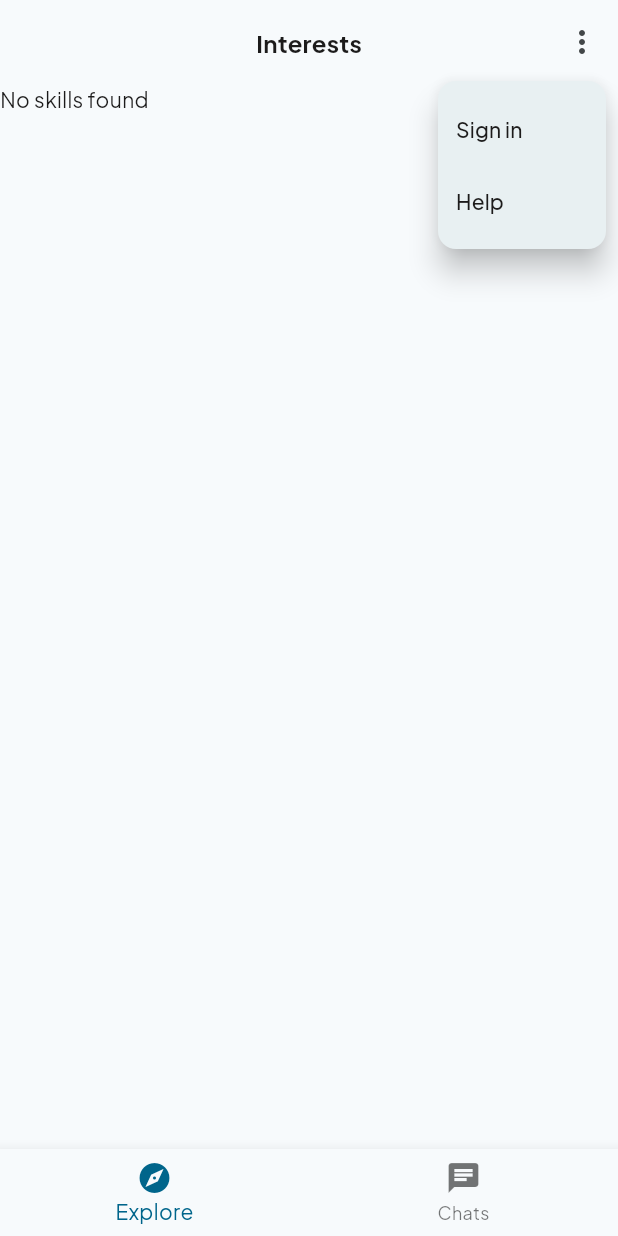
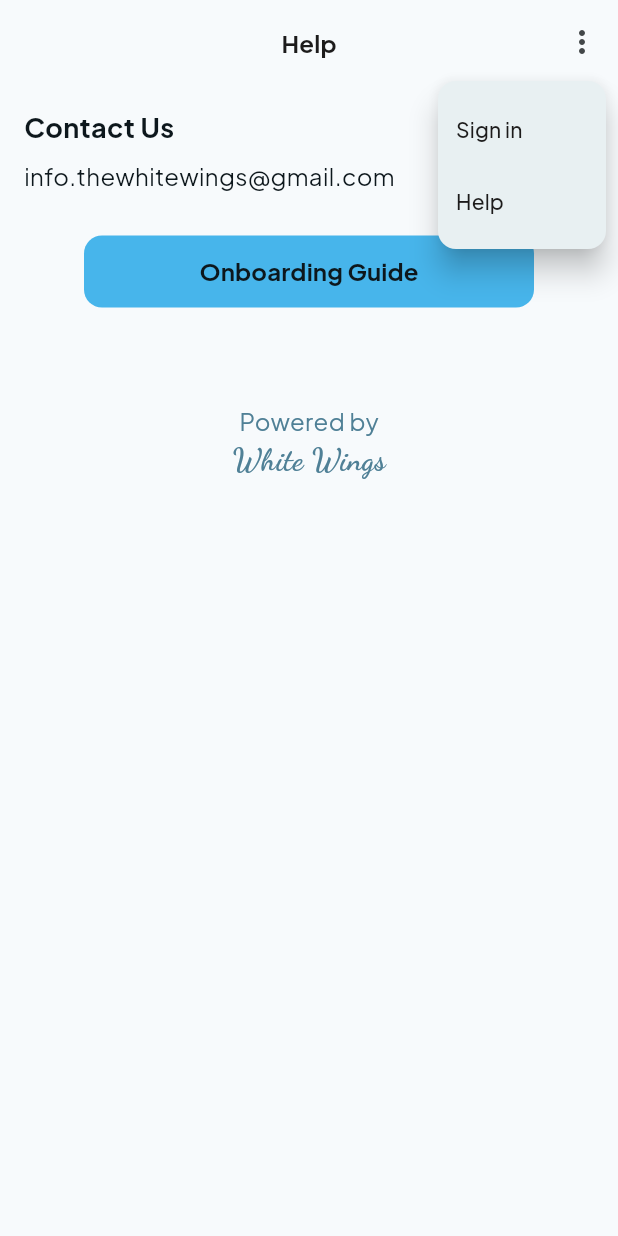
Before and after one commit to MoaazAtik/Reach-Skills, a Flutter app: the screen it shows after launch, after a tap on the "more vert" icon, on a phone screen of 412 x 824 dp. Run offline on Flutter 3.47's test engine with Material 3 defaults, Android fonts, the phone set to English and light mode, and no system bars; our stand-ins replace cloud_firestore, firebase_auth, firebase_core, go_router; missing offline and left inert: firebase_ui_auth, firebase_ui_localizations; accounts and stored records are empty.

Commit message:
feat: Add Help Screen
This commit introduces a new Help Screen to the application.

- **`styles.dart`**:
  - Used Variable Font.
- **New Asset**:
  - `assets/fonts/DancingScript-VariableFont_wght.ttf` has been added.

```diff
--- a/lib/core/constants/strings.dart
+++ b/lib/core/constants/strings.dart
@@ -6,6 +6,7 @@ abstract class Str {
   static const exploreScreenLabel = 'Explore';
   static const chatScreenTitle = 'Chats';
   static const messagesScreenTitle = 'Reach';
+  static const helpScreenTitle = 'Help';
   static const unknownScreenMessage = 'Unknown Screen';
   static const screenNotFoundMessage = '404\nScreen Not Found';
 
@@ -30,6 +31,9 @@ abstract class Str {
   // static const detailsScreenRoutePath = '/:id';
   // static const detailsScreenRouteFullPath = '/details/:id';
   static const detailsScreenRoutePath = '/details/:id';
+
+  static const helpScreenRouteName = 'help';
+  static const helpScreenRoutePath = '/help';
 
   static const messagesScreenParamId = 'id';
   static const detailsScreenParamId = 'id'; // only for deep linking
@@ -93,6 +97,12 @@ abstract class Str {
   static const type = 'Type';
   static const tags = 'Tags';
 
+  static const contactUs = 'Contact Us';
+  static const supportEmail = 'info.thewhitewings@gmail.com';
+  static const onboardingGuide = 'Onboarding Guide';
+  static const poweredBy = 'Powered by';
+  static const whiteWings = 'White Wings';
+
   static const mockInterestTitle = 'Graphic Design';
   static const mockUserName = 'Ethan Carter';
   static const mockUserName2 = 'Liam Johannes';
--- a/lib/core/routing/routing.dart
+++ b/lib/core/routing/routing.dart
@@ -3,6 +3,7 @@ import 'package:go_router/go_router.dart';
 import 'package:provider/provider.dart';
 import 'package:reach_skills/core/utils/utils.dart';
 import 'package:reach_skills/features/common/widgets/scaffold_app_bar_bodies.dart';
+import 'package:reach_skills/features/help/ui/help_body.dart';
 
 import '../../features/auth/ui/auth_viewmodel.dart';
 import '../../features/chat/ui/chat_body.dart';
@@ -24,7 +25,7 @@ final router = GoRouter(
   // For showing 'details' dialog later perhaps
   navigatorKey: rootNavigatorKey,
   // initialLocation: Str.exploreScreenRoutePath,
-  initialLocation: Str.chatScreenRoutePath,
+  initialLocation: Str.helpScreenRoutePath,
   // debugLogDiagnostics: true,
   routes: [
     StatefulShellRoute.indexedStack(
@@ -146,6 +147,22 @@ final router = GoRouter(
         );
       },
     ),
+
+    GoRoute(
+      name: Str.helpScreenRouteName,
+      path: Str.helpScreenRoutePath,
+      builder: (BuildContext context, GoRouterState state) {
+        return ScaffoldAppBarBodies(
+          masterBody: HelpBody(
+            onTapOnboardingGuide: () {
+              onTapOnboardingGuide(context);
+            },
+          ),
+          appBarTitle: Str.helpScreenTitle,
+          isLoggedIn: context.watch<AuthViewModel>().isLoggedIn,
+        );
+      },
+    ),
   ],
 
   errorBuilder: (context, state) {
@@ -181,3 +198,7 @@ void onTapChat(BuildContext context, String selectedChatId) {
   //   context.go('/chat/$index');
   // }
 }
+
+void onTapOnboardingGuide(BuildContext context) {
+  // Todo implement
+}
--- a/lib/core/theme/styles.dart
+++ b/lib/core/theme/styles.dart
@@ -36,6 +36,8 @@ abstract class Styles {
   static const fontSizeChatAvatar = 10.0;
   static const fontSizeMessageName = 13.0;
   static const fontSizeMessageContent = 16.0;
+  static const fontSizeSupportEmail = 16.0;
+  static const fontSizeDeveloper = 20.0;
 
   static var menuElevation = 8.0;
 
@@ -75,11 +77,13 @@ abstract class Styles {
   /// Styles
 
   static const interestDetailsTitleTextStyle = TextStyle(
+    color: primaryTextBlackColor,
     fontSize: fontSizeInterestDetailsTitle,
     fontWeight: FontWeight.bold,
   );
 
   static const interestDetailsSectionTitleTextStyle = TextStyle(
+    color: primaryTextBlackColor,
     fontSize: fontSizeInterestDetailsSectionTitle,
     fontWeight: FontWeight.bold,
   );
@@ -87,6 +91,18 @@ abstract class Styles {
   static const interestDetailsUserTextStyle = TextStyle(
     fontSize: fontSizeInterestDetailsUser,
     color: secondaryTextBlueColor,
+  );
+
+  static const supportEmailTextStyle = TextStyle(
+    fontSize: fontSizeSupportEmail,
+    color: primaryTextBlackColor,
+  );
+
+  static const developerTextStyle = TextStyle(
+    fontSize: fontSizeDeveloper,
+    color: secondaryTextBlueColor,
+    fontFamily: fontFamilyDancingScript,
+    fontVariations: [FontVariation(fontVariationAxisTagWeight, 700)],
   );
 
   static const interestDetailsDescriptionTextStyle = TextStyle(
@@ -158,4 +174,17 @@ abstract class Styles {
     fontSize: Styles.fontSizeMessageContent,
     color: primaryTextBlackColor,
   );
+
+  /// Font Families
+
+  static const fontFamilyPlusJakartaSans = 'PlusJakartaSans';
+  static const fontFamilyDancingScript = 'DancingScript';
+
+  /// Font Axis Tag Names
+
+  static const fontVariationAxisTagItalic = 'ital';
+  static const fontVariationAxisTagOpticalSize = 'opsz';
+  static const fontVariationAxisTagSlant = 'slnt';
+  static const fontVariationAxisTagWidth = 'wdth';
+  static const fontVariationAxisTagWeight = 'wght';
 }
--- a/lib/core/theme/theme.dart
+++ b/lib/core/theme/theme.dart
@@ -343,7 +343,7 @@ class MaterialTheme {
     brightness: colorScheme.brightness,
     colorScheme: colorScheme,
     textTheme: textTheme.apply(
-      fontFamily: 'PlusJakartaSans',
+      fontFamily: Styles.fontFamilyPlusJakartaSans,
       bodyColor: colorScheme.onSurface,
       displayColor: colorScheme.onSurface,
     ),
--- /dev/null
+++ b/lib/features/help/ui/help_body.dart
@@ -0,0 +1,59 @@
+import 'package:flutter/material.dart';
+
+import '../../../core/constants/strings.dart';
+import '../../../core/theme/styles.dart';
+
+class HelpBody extends StatelessWidget {
+  const HelpBody({super.key, required this.onTapOnboardingGuide});
+
+  final VoidCallback onTapOnboardingGuide;
+
+  @override
+  Widget build(BuildContext context) {
+    return SingleChildScrollView(
+      child: Padding(
+        padding: const EdgeInsets.all(Styles.paddingMedium),
+        child: Column(
+          children: [
+            Container(
+              alignment: Alignment.topLeft,
+              child: Column(
+                crossAxisAlignment: CrossAxisAlignment.start,
+                children: [
+                  const Text(
+                    Str.contactUs,
+                    style: Styles.interestDetailsSectionTitleTextStyle,
+                  ),
+                  const SizedBox(height: Styles.spacingSmall),
+                  const Text(
+                    Str.supportEmail,
+                    style: Styles.supportEmailTextStyle,
+                  ),
+                  const SizedBox(height: 28),
+                ],
+              ),
+            ),
+            FilledButton(
+              onPressed: () {},
+              style: Theme.of(context).filledButtonTheme.style?.copyWith(
+                minimumSize: WidgetStateProperty.all(
+                  const Size(300.0, Styles.buttonHeight),
+                ),
+              ),
+              child: const Text(
+                Str.onboardingGuide,
+                style: Styles.rsFilledButtonTextStyle,
+              ),
+            ),
+            const SizedBox(height: 64),
+            const Text(
+              Str.poweredBy,
+              style: Styles.interestDetailsUserTextStyle,
+            ),
+            const Text(Str.whiteWings, style: Styles.developerTextStyle),
+          ],
+        ),
+      ),
+    );
+  }
+}
```
Also changed, not shown: pubspec.yaml (+11 -8 lines), assets/fonts/DancingScript-VariableFont_wght.ttf (added).
